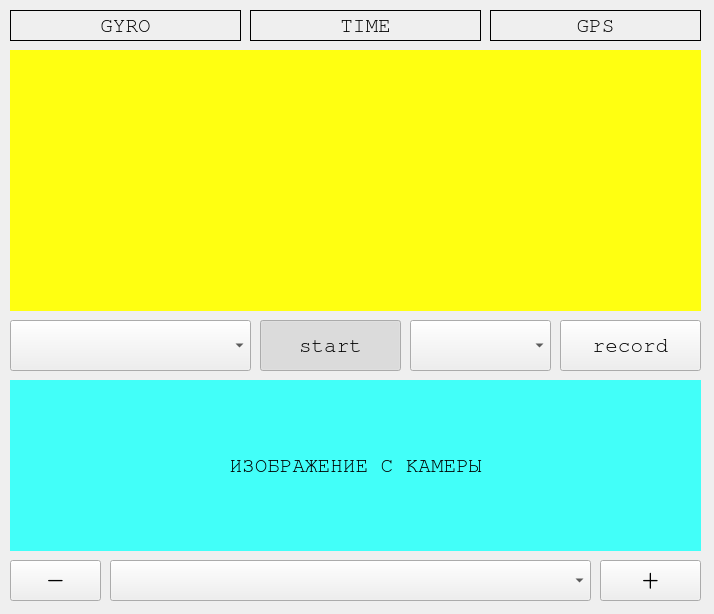
This is main_window.ui in valvals/uv as Qt 5 draws it before an edit. The edited form follows.
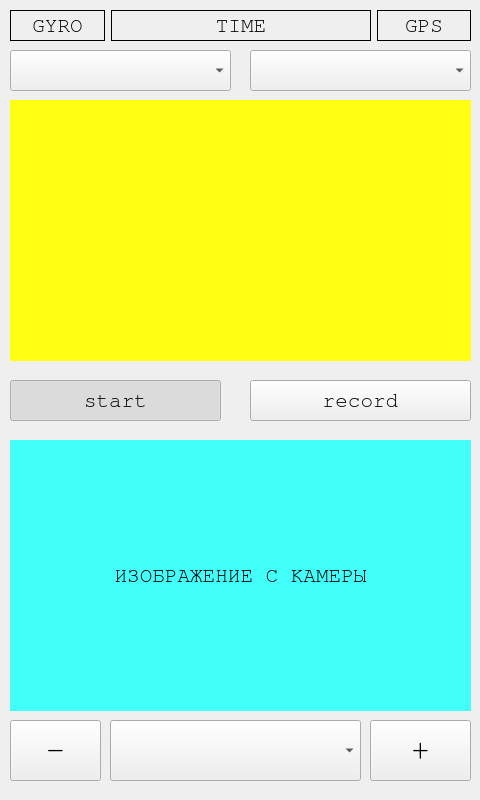
This is the edited form. Custom widgets are drawn as their Qt base class.

Commit message: rotate image

```diff
--- a/main_window.ui
+++ b/main_window.ui
@@ -6,10 +6,28 @@
    <rect>
     <x>0</x>
     <y>0</y>
-    <width>714</width>
-    <height>614</height>
+    <width>480</width>
+    <height>800</height>
    </rect>
   </property>
+  <property name="sizePolicy">
+   <sizepolicy hsizetype="Fixed" vsizetype="Fixed">
+    <horstretch>0</horstretch>
+    <verstretch>0</verstretch>
+   </sizepolicy>
+  </property>
+  <property name="minimumSize">
+   <size>
+    <width>480</width>
+    <height>800</height>
+   </size>
+  </property>
+  <property name="maximumSize">
+   <size>
+    <width>480</width>
+    <height>800</height>
+   </size>
+  </property>
   <property name="font">
    <font>
     <family>FreeMono</family>
@@ -20,13 +38,31 @@
    <string>UV</string>
   </property>
   <widget class="QWidget" name="centralwidget">
+   <property name="sizePolicy">
+    <sizepolicy hsizetype="Fixed" vsizetype="Fixed">
+     <horstretch>0</horstretch>
+     <verstretch>0</verstretch>
+    </sizepolicy>
+   </property>
+   <property name="minimumSize">
+    <size>
+     <width>480</width>
+     <height>800</height>
+    </size>
+   </property>
+   <property name="maximumSize">
+    <size>
+     <width>480</width>
+     <height>800</height>
+    </size>
+   </property>
    <widget class="QPushButton" name="pushButton_spectr">
     <property name="geometry">
      <rect>
-      <x>260</x>
-      <y>320</y>
-      <width>141</width>
-      <height>51</height>
+      <x>10</x>
+      <y>380</y>
+      <width>211</width>
+      <height>41</height>
      </rect>
     </property>
     <property name="text">
@@ -43,8 +79,8 @@
     <property name="geometry">
      <rect>
       <x>10</x>
-      <y>50</y>
-      <width>691</width>
+      <y>100</y>
+      <width>461</width>
       <height>261</height>
      </rect>
     </property>
@@ -52,49 +88,30 @@
      <string notr="true">background-color: rgb(255, 255, 17);</string>
     </property>
    </widget>
-   <widget class="QPushButton" name="pushButton_record">
-    <property name="geometry">
-     <rect>
-      <x>560</x>
-      <y>320</y>
-      <width>141</width>
-      <height>51</height>
-     </rect>
-    </property>
-    <property name="text">
-     <string>record</string>
-    </property>
-    <property name="checkable">
-     <bool>true</bool>
-    </property>
-   </widget>
    <widget class="QComboBox" name="comboBox_objects">
     <property name="geometry">
      <rect>
-      <x>10</x>
-      <y>320</y>
-      <width>241</width>
-      <height>51</height>
+      <x>250</x>
+      <y>50</y>
+      <width>221</width>
+      <height>41</height>
      </rect>
     </property>
-   </widget>
-   <widget class="QComboBox" name="comboBox_mode">
-    <property name="geometry">
-     <rect>
-      <x>410</x>
-      <y>320</y>
-      <width>141</width>
-      <height>51</height>
-     </rect>
+    <property name="font">
+     <font>
+      <family>FreeMono</family>
+      <pointsize>18</pointsize>
+      <bold>true</bold>
+     </font>
     </property>
    </widget>
    <widget class="QLabel" name="label_camera">
     <property name="geometry">
      <rect>
       <x>10</x>
-      <y>380</y>
-      <width>691</width>
-      <height>171</height>
+      <y>440</y>
+      <width>461</width>
+      <height>271</height>
      </rect>
     </property>
     <property name="styleSheet">
@@ -112,9 +129,9 @@
     <property name="geometry">
      <rect>
       <x>110</x>
-      <y>560</y>
-      <width>481</width>
-      <height>41</height>
+      <y>720</y>
+      <width>251</width>
+      <height>61</height>
      </rect>
     </property>
    </widget>
@@ -122,9 +139,9 @@
     <property name="geometry">
      <rect>
       <x>10</x>
-      <y>560</y>
+      <y>720</y>
       <width>91</width>
-      <height>41</height>
+      <height>61</height>
      </rect>
     </property>
     <property name="font">
@@ -137,13 +154,89 @@
      <string>-</string>
     </property>
    </widget>
+   <widget class="QWidget" name="layoutWidget">
+    <property name="geometry">
+     <rect>
+      <x>10</x>
+      <y>10</y>
+      <width>461</width>
+      <height>31</height>
+     </rect>
+    </property>
+    <layout class="QHBoxLayout" name="horizontalLayout">
+     <item>
+      <widget class="QLabel" name="label_gyroscope">
+       <property name="styleSheet">
+        <string notr="true"/>
+       </property>
+       <property name="frameShape">
+        <enum>QFrame::Box</enum>
+       </property>
+       <property name="text">
+        <string>GYRO</string>
+       </property>
+       <property name="alignment">
+        <set>Qt::AlignCenter</set>
+       </property>
+      </widget>
+     </item>
+     <item>
+      <widget class="QLabel" name="label_time">
+       <property name="minimumSize">
+        <size>
+         <width>260</width>
+         <height>0</height>
+        </size>
+       </property>
+       <property name="frameShape">
+        <enum>QFrame::Box</enum>
+       </property>
+       <property name="text">
+        <string>TIME</string>
+       </property>
+       <property name="alignment">
+        <set>Qt::AlignCenter</set>
+       </property>
+      </widget>
+     </item>
+     <item>
+      <widget class="QLabel" name="label_gps">
+       <property name="frameShape">
+        <enum>QFrame::Box</enum>
+       </property>
+       <property name="text">
+        <string>GPS</string>
+       </property>
+       <property name="alignment">
+        <set>Qt::AlignCenter</set>
+       </property>
+      </widget>
+     </item>
+    </layout>
+   </widget>
+   <widget class="QPushButton" name="pushButton_record">
+    <property name="geometry">
+     <rect>
+      <x>250</x>
+      <y>380</y>
+      <width>221</width>
+      <height>41</height>
+     </rect>
+    </property>
+    <property name="text">
+     <string>record</string>
+    </property>
+    <property name="checkable">
+     <bool>true</bool>
+    </property>
+   </widget>
    <widget class="QPushButton" name="pushButton_expo_plus">
     <property name="geometry">
      <rect>
-      <x>600</x>
-      <y>560</y>
+      <x>370</x>
+      <y>720</y>
       <width>101</width>
-      <height>41</height>
+      <height>61</height>
      </rect>
     </property>
     <property name="font">
@@ -156,66 +249,26 @@
      <string>+</string>
     </property>
    </widget>
-   <widget class="QLabel" name="label_time">
-    <property name="geometry">
-     <rect>
-      <x>250</x>
-      <y>10</y>
-      <width>231</width>
-      <height>31</height>
-     </rect>
-    </property>
-    <property name="frameShape">
-     <enum>QFrame::Box</enum>
-    </property>
-    <property name="text">
-     <string>TIME</string>
-    </property>
-    <property name="alignment">
-     <set>Qt::AlignCenter</set>
-    </property>
-   </widget>
-   <widget class="QLabel" name="label_gyroscope">
+   <widget class="QComboBox" name="comboBox_mode">
     <property name="geometry">
      <rect>
       <x>10</x>
-      <y>10</y>
-      <width>231</width>
-      <height>31</height>
+      <y>50</y>
+      <width>221</width>
+      <height>41</height>
      </rect>
     </property>
-    <property name="styleSheet">
-     <string notr="true"/>
-    </property>
-    <property name="frameShape">
-     <enum>QFrame::Box</enum>
-    </property>
-    <property name="text">
-     <string>GYRO</string>
-    </property>
-    <property name="alignment">
-     <set>Qt::AlignCenter</set>
-    </property>
    </widget>
-   <widget class="QLabel" name="label_gps">
-    <property name="geometry">
-     <rect>
-      <x>490</x>
-      <y>10</y>
-      <width>211</width>
-      <height>31</height>
-     </rect>
-    </property>
-    <property name="frameShape">
-     <enum>QFrame::Box</enum>
-    </property>
-    <property name="text">
-     <string>GPS</string>
-    </property>
-    <property name="alignment">
-     <set>Qt::AlignCenter</set>
-    </property>
-   </widget>
+   <zorder>widget_plot</zorder>
+   <zorder>comboBox_objects</zorder>
+   <zorder>label_camera</zorder>
+   <zorder>comboBox_expositions</zorder>
+   <zorder>pushButton_expo_minus</zorder>
+   <zorder>layoutWidget</zorder>
+   <zorder>pushButton_record</zorder>
+   <zorder>pushButton_expo_plus</zorder>
+   <zorder>pushButton_spectr</zorder>
+   <zorder>comboBox_mode</zorder>
   </widget>
  </widget>
  <customwidgets>
```
The commit also changes 2 other files.
